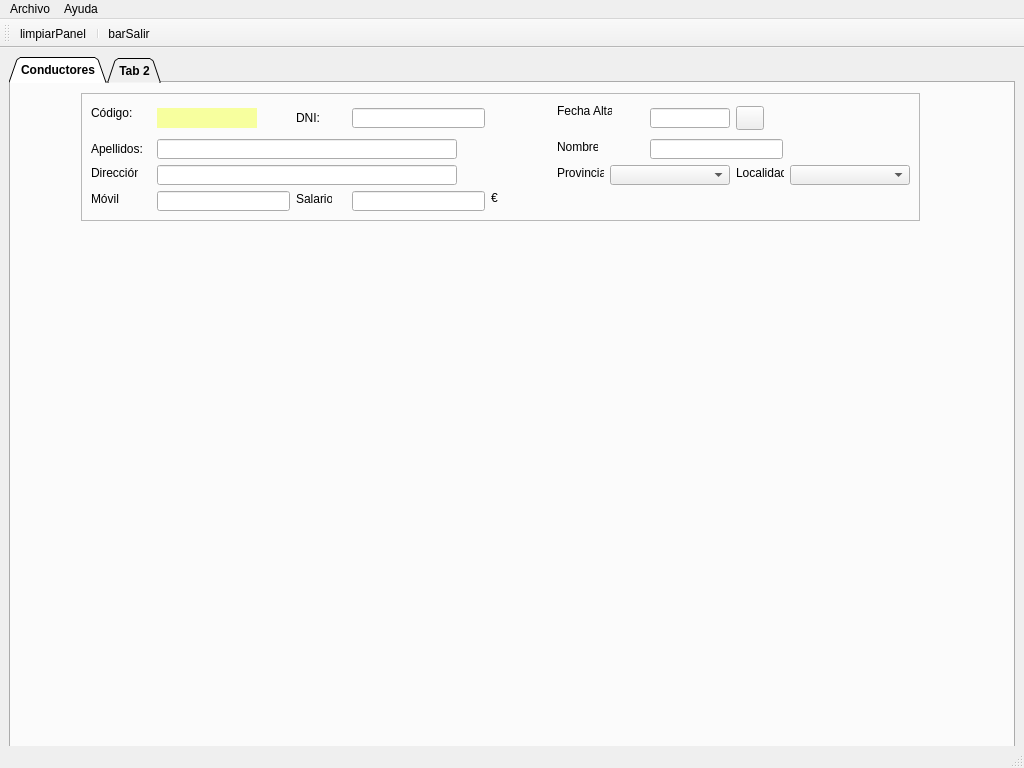
Old version of the form MainWindow.ui in the repository braisd11/CarTeis.
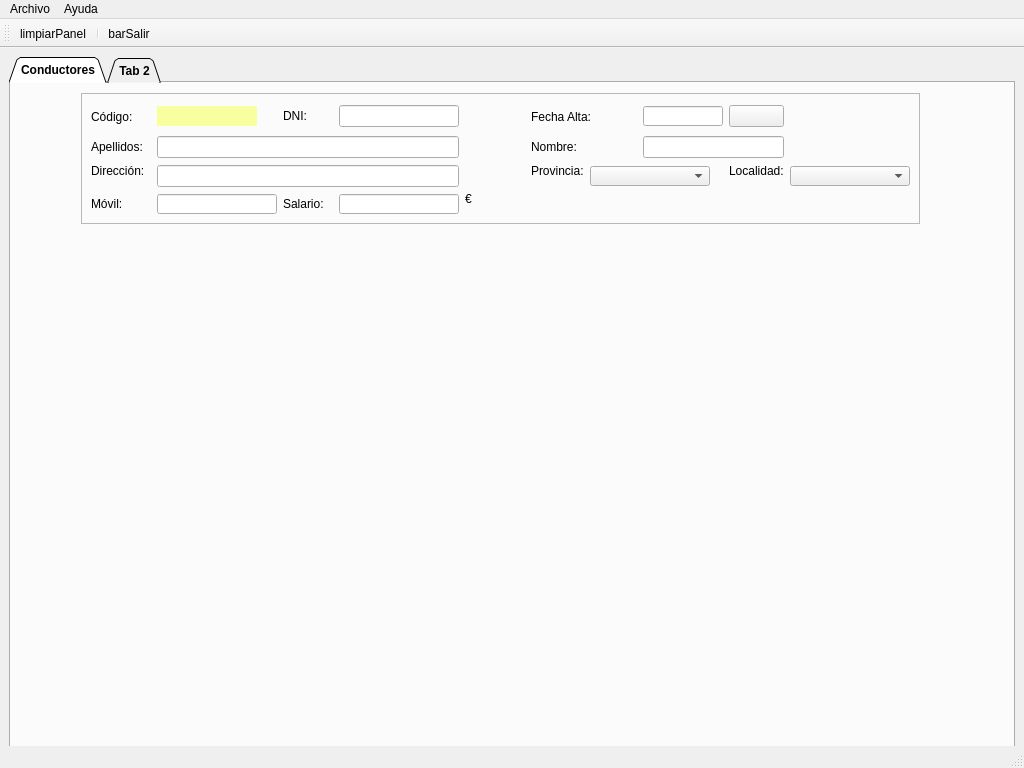
New version of the form. Icons and pictures are not drawn.

What changed in the file:
```diff
--- a/MainWindow.ui
+++ b/MainWindow.ui
@@ -82,7 +82,7 @@
           <x>70</x>
           <y>10</y>
           <width>839</width>
-          <height>128</height>
+          <height>131</height>
          </rect>
         </property>
         <property name="frameShape">
@@ -91,34 +91,69 @@
         <property name="frameShadow">
          <enum>QFrame::Raised</enum>
         </property>
-        <widget class="QLabel" name="lblCodigo">
-         <property name="geometry">
-          <rect>
-           <x>10</x>
-           <y>10</y>
-           <width>50</width>
-           <height>20</height>
-          </rect>
-         </property>
+        <layout class="QGridLayout" name="gridLayout_2">
+         <item row="1" column="5">
+          <widget class="QLabel" name="lblNombre">
+           <property name="text">
+            <string>Nombre:</string>
+           </property>
+          </widget>
+         </item>
+         <item row="0" column="5" colspan="2">
+          <widget class="QLabel" name="lblFechaAlta">
+           <property name="text">
+            <string>Fecha Alta:</string>
+           </property>
+          </widget>
+         </item>
+         <item row="2" column="1" rowspan="2" colspan="3">
+          <widget class="QLineEdit" name="txtDirDriver">
          <property name="minimumSize">
           <size>
-           <width>50</width>
+             <width>300</width>
            <height>20</height>
           </size>
          </property>
+          </widget>
+         </item>
+         <item row="2" column="0">
+          <widget class="QLabel" name="lblDirDriver">
          <property name="text">
-          <string>Código:</string>
-         </property>
-        </widget>
+            <string>Dirección:</string>
+           </property>
+          </widget>
+         </item>
+         <item row="2" column="5">
+          <widget class="QLabel" name="lblProv">
+           <property name="text">
+            <string>Provincia:</string>
+           </property>
+          </widget>
+         </item>
+         <item row="2" column="9" rowspan="2">
+          <widget class="QComboBox" name="cmbLocalidad">
+           <property name="sizePolicy">
+            <sizepolicy hsizetype="Preferred" vsizetype="Fixed">
+             <horstretch>120</horstretch>
+             <verstretch>20</verstretch>
+            </sizepolicy>
+           </property>
+           <property name="minimumSize">
+            <size>
+             <width>120</width>
+             <height>20</height>
+            </size>
+           </property>
+           <property name="maximumSize">
+            <size>
+             <width>120</width>
+             <height>20</height>
+            </size>
+           </property>
+          </widget>
+         </item>
+         <item row="0" column="1">
         <widget class="QLabel" name="lblCodBD">
-         <property name="geometry">
-          <rect>
-           <x>76</x>
-           <y>15</y>
-           <width>100</width>
-           <height>20</height>
-          </rect>
-         </property>
          <property name="sizePolicy">
           <sizepolicy hsizetype="Fixed" vsizetype="Fixed">
            <horstretch>0</horstretch>
@@ -141,65 +176,29 @@
           <set>Qt::AlignCenter</set>
          </property>
         </widget>
-        <widget class="QLabel" name="lblDNI">
-         <property name="geometry">
-          <rect>
-           <x>215</x>
-           <y>15</y>
-           <width>50</width>
-           <height>20</height>
-          </rect>
-         </property>
-         <property name="sizePolicy">
-          <sizepolicy hsizetype="Fixed" vsizetype="Fixed">
-           <horstretch>0</horstretch>
-           <verstretch>0</verstretch>
-          </sizepolicy>
-         </property>
+         </item>
+         <item row="1" column="0">
+          <widget class="QLabel" name="lblApel">
          <property name="minimumSize">
           <size>
-           <width>50</width>
+             <width>60</width>
            <height>20</height>
           </size>
          </property>
          <property name="text">
-          <string>DNI:</string>
-         </property>
-        </widget>
-        <widget class="QLineEdit" name="txtDNI">
-         <property name="geometry">
-          <rect>
-           <x>271</x>
-           <y>15</y>
-           <width>133</width>
-           <height>20</height>
-          </rect>
-         </property>
-         <property name="sizePolicy">
-          <sizepolicy hsizetype="Fixed" vsizetype="Fixed">
-           <horstretch>0</horstretch>
-           <verstretch>0</verstretch>
-          </sizepolicy>
-         </property>
-         <property name="minimumSize">
-          <size>
-           <width>120</width>
-           <height>20</height>
-          </size>
-         </property>
-         <property name="alignment">
-          <set>Qt::AlignCenter</set>
-         </property>
-        </widget>
+            <string>Apellidos:</string>
+           </property>
+          </widget>
+         </item>
+         <item row="4" column="0">
+          <widget class="QLabel" name="lblMovilDriver">
+           <property name="text">
+            <string>Móvil:</string>
+           </property>
+          </widget>
+         </item>
+         <item row="0" column="4">
         <widget class="QLabel" name="lblValidarDNI">
-         <property name="geometry">
-          <rect>
-           <x>410</x>
-           <y>10</y>
-           <width>60</width>
-           <height>30</height>
-          </rect>
-         </property>
          <property name="sizePolicy">
           <sizepolicy hsizetype="Fixed" vsizetype="Fixed">
            <horstretch>60</horstretch>
@@ -231,56 +230,41 @@
           <set>Qt::AlignLeading|Qt::AlignLeft|Qt::AlignVCenter</set>
          </property>
         </widget>
-        <widget class="QLabel" name="lblFechaAlta">
-         <property name="geometry">
-          <rect>
-           <x>476</x>
-           <y>10</y>
-           <width>55</width>
-           <height>16</height>
-          </rect>
+         </item>
+         <item row="0" column="0">
+          <widget class="QLabel" name="lblCodigo">
+           <property name="minimumSize">
+            <size>
+             <width>50</width>
+             <height>20</height>
+            </size>
          </property>
          <property name="text">
-          <string>Fecha Alta:</string>
-         </property>
-        </widget>
-        <widget class="QLineEdit" name="txtDataDriver">
-         <property name="geometry">
-          <rect>
-           <x>569</x>
-           <y>15</y>
-           <width>80</width>
-           <height>20</height>
-          </rect>
-         </property>
+            <string>Código:</string>
+           </property>
+          </widget>
+         </item>
+         <item row="0" column="2">
+          <widget class="QLabel" name="lblDNI">
          <property name="sizePolicy">
           <sizepolicy hsizetype="Fixed" vsizetype="Fixed">
-           <horstretch>80</horstretch>
-           <verstretch>20</verstretch>
+             <horstretch>0</horstretch>
+             <verstretch>0</verstretch>
           </sizepolicy>
          </property>
          <property name="minimumSize">
           <size>
-           <width>80</width>
+             <width>50</width>
            <height>20</height>
           </size>
          </property>
-         <property name="maximumSize">
-          <size>
-           <width>80</width>
-           <height>20</height>
-          </size>
-         </property>
-        </widget>
+           <property name="text">
+            <string>DNI:</string>
+           </property>
+          </widget>
+         </item>
+         <item row="0" column="8">
         <widget class="QPushButton" name="btnCalendar">
-         <property name="geometry">
-          <rect>
-           <x>655</x>
-           <y>13</y>
-           <width>28</width>
-           <height>24</height>
-          </rect>
-         </property>
          <property name="text">
           <string/>
          </property>
@@ -289,115 +273,50 @@
            <normaloff>img/calendar.ico</normaloff>img/calendar.ico</iconset>
          </property>
         </widget>
-        <widget class="QLabel" name="lblApel">
-         <property name="geometry">
-          <rect>
-           <x>10</x>
-           <y>46</y>
-           <width>60</width>
-           <height>20</height>
-          </rect>
+         </item>
+         <item row="0" column="7">
+          <widget class="QLineEdit" name="txtDataDriver">
+           <property name="sizePolicy">
+            <sizepolicy hsizetype="Fixed" vsizetype="Fixed">
+             <horstretch>80</horstretch>
+             <verstretch>20</verstretch>
+            </sizepolicy>
          </property>
          <property name="minimumSize">
           <size>
-           <width>60</width>
+             <width>80</width>
            <height>20</height>
           </size>
          </property>
-         <property name="text">
-          <string>Apellidos:</string>
-         </property>
-        </widget>
-        <widget class="QLineEdit" name="txtApel">
-         <property name="geometry">
-          <rect>
-           <x>76</x>
-           <y>46</y>
-           <width>300</width>
-           <height>20</height>
-          </rect>
-         </property>
-         <property name="minimumSize">
+           <property name="maximumSize">
           <size>
-           <width>300</width>
+             <width>80</width>
            <height>20</height>
           </size>
          </property>
         </widget>
-        <widget class="QLabel" name="lblNombre">
-         <property name="geometry">
-          <rect>
-           <x>476</x>
-           <y>46</y>
-           <width>41</width>
-           <height>16</height>
-          </rect>
-         </property>
-         <property name="text">
-          <string>Nombre:</string>
-         </property>
-        </widget>
-        <widget class="QLineEdit" name="txtNombre">
-         <property name="geometry">
-          <rect>
-           <x>569</x>
-           <y>46</y>
-           <width>133</width>
-           <height>20</height>
-          </rect>
-         </property>
-        </widget>
-        <widget class="QLabel" name="lblDirDriver">
-         <property name="geometry">
-          <rect>
-           <x>10</x>
-           <y>72</y>
-           <width>47</width>
-           <height>16</height>
-          </rect>
-         </property>
-         <property name="text">
-          <string>Dirección:</string>
-         </property>
-        </widget>
-        <widget class="QLineEdit" name="txtDirDriver">
-         <property name="geometry">
-          <rect>
-           <x>76</x>
-           <y>72</y>
-           <width>300</width>
-           <height>20</height>
-          </rect>
-         </property>
+         </item>
+         <item row="0" column="3">
+          <widget class="QLineEdit" name="txtDNI">
+           <property name="sizePolicy">
+            <sizepolicy hsizetype="Fixed" vsizetype="Fixed">
+             <horstretch>0</horstretch>
+             <verstretch>0</verstretch>
+            </sizepolicy>
+           </property>
          <property name="minimumSize">
           <size>
-           <width>300</width>
+             <width>120</width>
            <height>20</height>
           </size>
          </property>
-        </widget>
-        <widget class="QLabel" name="lblProv">
-         <property name="geometry">
-          <rect>
-           <x>476</x>
-           <y>72</y>
-           <width>47</width>
-           <height>16</height>
-          </rect>
-         </property>
-         <property name="text">
-          <string>Provincia:</string>
-         </property>
-        </widget>
+           <property name="alignment">
+            <set>Qt::AlignCenter</set>
+           </property>
+          </widget>
+         </item>
+         <item row="2" column="6" rowspan="2" colspan="2">
         <widget class="QComboBox" name="cmbLocalidad_2">
-         <property name="geometry">
-          <rect>
-           <x>529</x>
-           <y>72</y>
-           <width>120</width>
-           <height>20</height>
-          </rect>
-         </property>
          <property name="sizePolicy">
           <sizepolicy hsizetype="Preferred" vsizetype="Fixed">
            <horstretch>120</horstretch>
@@ -417,69 +336,29 @@
           </size>
          </property>
         </widget>
+         </item>
+         <item row="2" column="8">
         <widget class="QLabel" name="lblLoc">
-         <property name="geometry">
-          <rect>
-           <x>655</x>
-           <y>72</y>
-           <width>48</width>
-           <height>16</height>
-          </rect>
-         </property>
          <property name="text">
           <string>Localidad:</string>
          </property>
         </widget>
-        <widget class="QComboBox" name="cmbLocalidad">
-         <property name="geometry">
-          <rect>
-           <x>709</x>
-           <y>72</y>
-           <width>120</width>
-           <height>20</height>
-          </rect>
-         </property>
-         <property name="sizePolicy">
-          <sizepolicy hsizetype="Preferred" vsizetype="Fixed">
-           <horstretch>120</horstretch>
-           <verstretch>20</verstretch>
-          </sizepolicy>
-         </property>
+         </item>
+         <item row="1" column="1" colspan="3">
+          <widget class="QLineEdit" name="txtApel">
          <property name="minimumSize">
           <size>
-           <width>120</width>
+             <width>300</width>
            <height>20</height>
           </size>
          </property>
-         <property name="maximumSize">
-          <size>
-           <width>120</width>
-           <height>20</height>
-          </size>
-         </property>
-        </widget>
-        <widget class="QLabel" name="lblMovilDriver">
-         <property name="geometry">
-          <rect>
-           <x>10</x>
-           <y>98</y>
-           <width>28</width>
-           <height>16</height>
-          </rect>
-         </property>
-         <property name="text">
-          <string>Móvil:</string>
-         </property>
-        </widget>
+          </widget>
+         </item>
+         <item row="1" column="7" colspan="2">
+          <widget class="QLineEdit" name="txtNombre"/>
+         </item>
+         <item row="4" column="1">
         <widget class="QLineEdit" name="txtMovilDriver">
-         <property name="geometry">
-          <rect>
-           <x>76</x>
-           <y>98</y>
-           <width>133</width>
-           <height>20</height>
-          </rect>
-         </property>
          <property name="sizePolicy">
           <sizepolicy hsizetype="Fixed" vsizetype="Fixed">
            <horstretch>0</horstretch>
@@ -496,28 +375,9 @@
           <set>Qt::AlignCenter</set>
          </property>
         </widget>
-        <widget class="QLabel" name="lblSalario">
-         <property name="geometry">
-          <rect>
-           <x>215</x>
-           <y>98</y>
-           <width>36</width>
-           <height>16</height>
-          </rect>
-         </property>
-         <property name="text">
-          <string>Salario:</string>
-         </property>
-        </widget>
+         </item>
+         <item row="4" column="3">
         <widget class="QLineEdit" name="txtSalario">
-         <property name="geometry">
-          <rect>
-           <x>271</x>
-           <y>98</y>
-           <width>133</width>
-           <height>20</height>
-          </rect>
-         </property>
          <property name="sizePolicy">
           <sizepolicy hsizetype="Fixed" vsizetype="Fixed">
            <horstretch>0</horstretch>
@@ -534,18 +394,19 @@
           <set>Qt::AlignRight|Qt::AlignTrailing|Qt::AlignVCenter</set>
          </property>
         </widget>
+         </item>
+         <item row="4" column="2">
+          <widget class="QLabel" name="lblSalario">
+           <property name="text">
+            <string>Salario:</string>
+           </property>
+          </widget>
+         </item>
+         <item row="3" column="4" rowspan="2">
         <widget class="QLabel" name="lblMoneda">
-         <property name="geometry">
-          <rect>
-           <x>410</x>
-           <y>90</y>
-           <width>30</width>
-           <height>30</height>
-          </rect>
-         </property>
          <property name="sizePolicy">
           <sizepolicy hsizetype="Fixed" vsizetype="Fixed">
-           <horstretch>60</horstretch>
+             <horstretch>30</horstretch>
            <verstretch>30</verstretch>
           </sizepolicy>
          </property>
@@ -574,6 +435,8 @@
           <set>Qt::AlignLeading|Qt::AlignLeft|Qt::AlignVCenter</set>
          </property>
         </widget>
+         </item>
+        </layout>
        </widget>
       </widget>
       <widget class="QWidget" name="tab_2">
```
Lines whose indentation alone changed are shown as unchanged.
